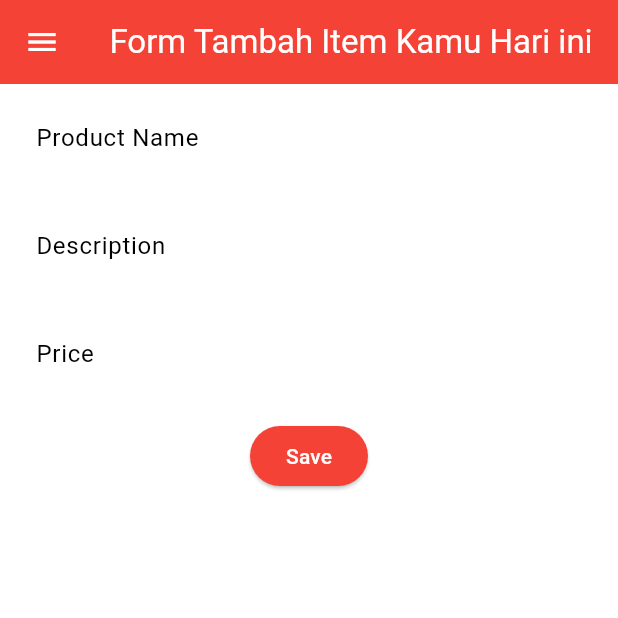
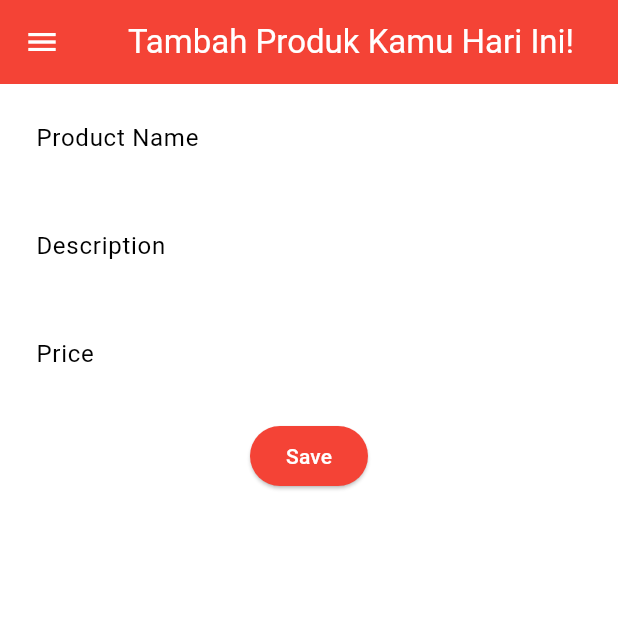
Before and after one commit to muhmmdakmal/Solely-sneakers-shop-mobile, a Flutter app: the screen it shows after launch, in the side drawer, after a tap on "Tambah Item", on a phone screen of 412 x 824 dp, the top half of it. Run offline on Flutter 3.47's test engine with Material 3 defaults, Android fonts, the phone set to English and light mode, and no system bars.

Commit message:
Menyelesaikan Tugas 8

```diff
--- a/lib/screens/productentry_form.dart
+++ b/lib/screens/productentry_form.dart
@@ -20,7 +20,7 @@ class _ProductEntryFormPageState extends State<ProductEntryFormPage> {
       appBar: AppBar(
         title: const Center(
           child: Text(
-            'Form Tambah Item Kamu Hari ini',
+            'Tambah Produk Kamu Hari Ini!',
           ),
         ),
         backgroundColor: Theme.of(context).colorScheme.primary,
--- a/lib/widgets/left_drawer.dart
+++ b/lib/widgets/left_drawer.dart
@@ -39,7 +39,7 @@ class LeftDrawer extends StatelessWidget {
               ],
             ),
           ),
-            ListTile(
+          ListTile(
             leading: const Icon(Icons.home_outlined),
             title: const Text('Halaman Utama'),
             // Bagian redirection ke MyHomePage
```
